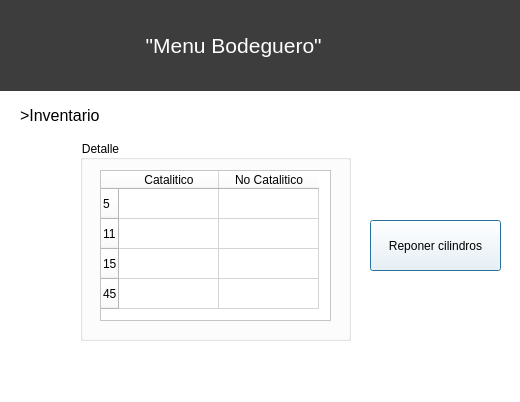
ClaudioCampuzano/TEL102-FlipiGas, file admininventariowindow.ui: the form before one commit.
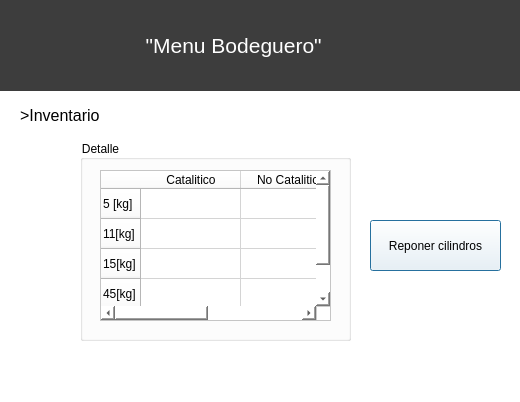
The form after the commit.

Diff of the .ui file:
```diff
--- a/admininventariowindow.ui
+++ b/admininventariowindow.ui
@@ -97,22 +97,22 @@
     </property>
     <row>
      <property name="text">
-      <string>5</string>
+      <string>5 [kg]</string>
      </property>
     </row>
     <row>
      <property name="text">
-      <string>11</string>
+      <string>11[kg]</string>
      </property>
     </row>
     <row>
      <property name="text">
-      <string>15</string>
+      <string>15[kg]</string>
      </property>
     </row>
     <row>
      <property name="text">
-      <string>45</string>
+      <string>45[kg]</string>
      </property>
     </row>
     <column>
```
